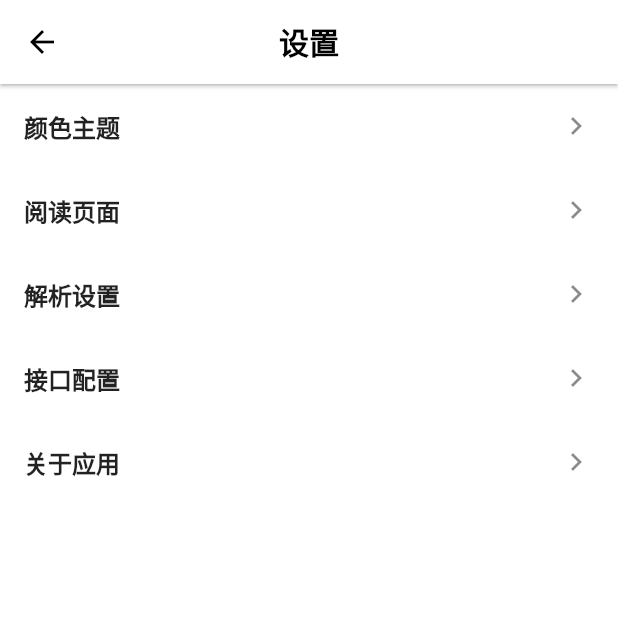
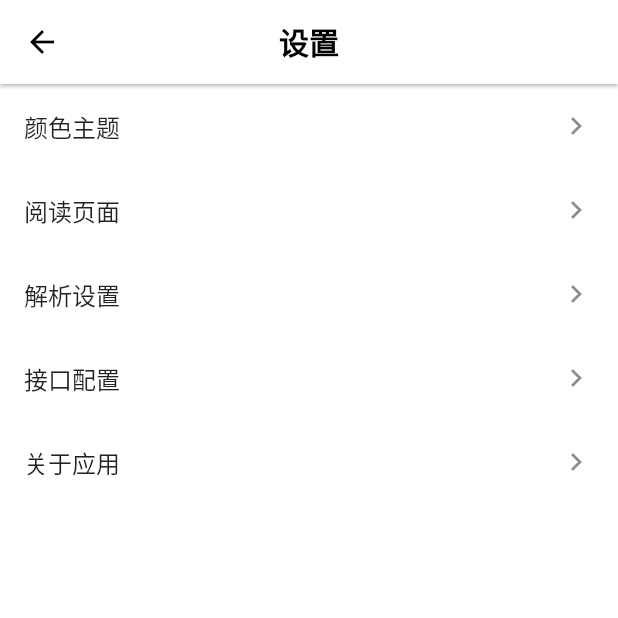
Before and after one commit to gvenusleo/MeRead, a Flutter app: the SetPage screen opened directly, on a phone screen of 412 x 824 dp, the top half of it. Run offline on Flutter 3.47's test engine with Material 2 defaults, Android fonts, the phone set to English and light mode, and no system bars; our stand-ins replace file_picker, share_plus, shared_preferences, sqflite; missing offline and left inert: flutter_inappwebview, opml, webfeed; accounts and stored records are empty; Roboto replaces fonts that are missing (NotoSerifSC).

Commit message:
chore: set page font adjustment

```diff
--- a/lib/main.dart
+++ b/lib/main.dart
@@ -52,13 +52,13 @@ class _MyAppState extends State<MyApp> {
       debugShowCheckedModeBanner: false,
       title: 'MeRead',
       localizationsDelegates: const [
+        GlobalWidgetsLocalizations.delegate,
         GlobalMaterialLocalizations.delegate,
-        GlobalWidgetsLocalizations.delegate,
         GlobalCupertinoLocalizations.delegate,
       ],
       supportedLocales: const [
-        Locale('en', ''),
-        Locale('zh', ''),
+        Locale('en', 'US'),
+        Locale('zh', 'CN'),
       ],
       theme: lightTheme,
       darkTheme: darkTheme,
--- a/lib/pages/setting/set.dart
+++ b/lib/pages/setting/set.dart
@@ -31,7 +31,6 @@ class _SetPageState extends State<SetPage> {
           ListTile(
             title: const Text(
               '颜色主题',
-              style: TextStyle(fontWeight: FontWeight.w700),
             ),
             trailing: const Icon(Icons.chevron_right),
             onTap: () async {
@@ -85,7 +84,6 @@ class _SetPageState extends State<SetPage> {
           ListTile(
             title: const Text(
               '阅读页面',
-              style: TextStyle(fontWeight: FontWeight.w700),
             ),
             trailing: const Icon(Icons.chevron_right),
             onTap: () {
@@ -100,7 +98,6 @@ class _SetPageState extends State<SetPage> {
           ListTile(
             title: const Text(
               '解析设置',
-              style: TextStyle(fontWeight: FontWeight.w700),
             ),
             trailing: const Icon(Icons.chevron_right),
             onTap: () {
@@ -115,7 +112,6 @@ class _SetPageState extends State<SetPage> {
           ListTile(
             title: const Text(
               '接口配置',
-              style: TextStyle(fontWeight: FontWeight.w700),
             ),
             trailing: const Icon(Icons.chevron_right),
             onTap: () {
@@ -130,7 +126,6 @@ class _SetPageState extends State<SetPage> {
           ListTile(
             title: const Text(
               '关于应用',
-              style: TextStyle(fontWeight: FontWeight.w700),
             ),
             trailing: const Icon(Icons.chevron_right),
             onTap: () {
```
